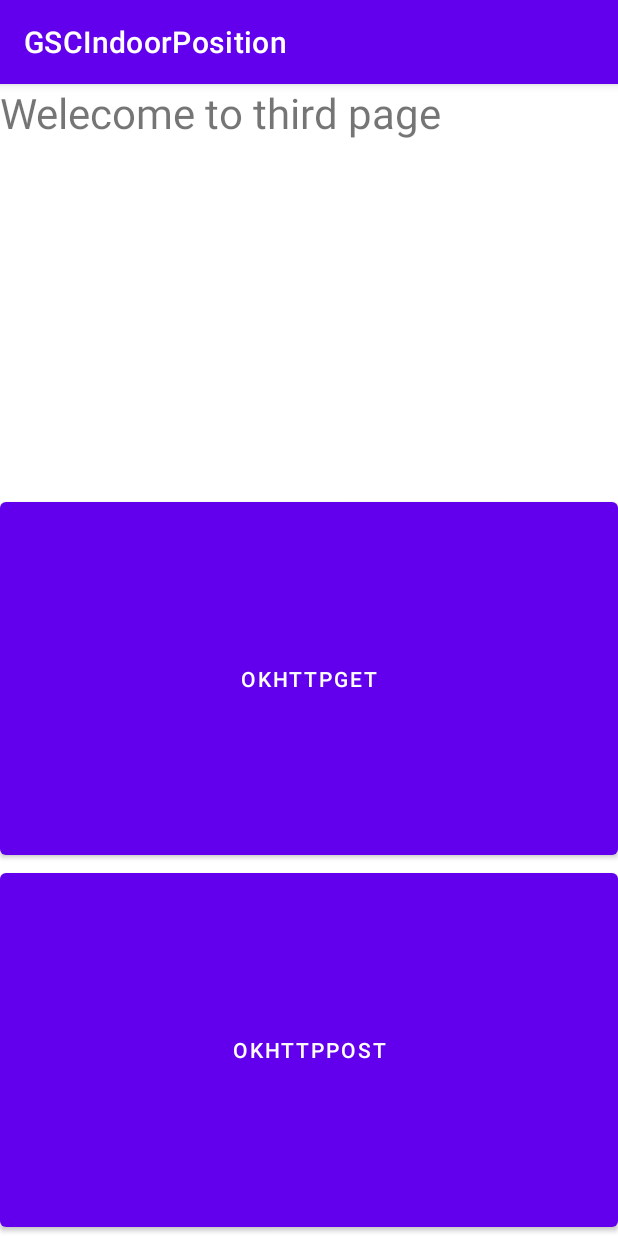
After one commit to HAYU9013/IndoorPosition-Kotlin, an Android app: the ThirdPageActivity screen opened directly, with no data from a screen before it, on a phone screen of 412 x 824 dp. The commit adds this screen. Run offline under Robolectric (Android 15) with nearby library versions, the phone set to English and light mode, and no system bars.

Commit message:
feat: okHttp get method

```diff
--- a/app/build.gradle
+++ b/app/build.gradle
@@ -44,6 +44,7 @@ dependencies {
     implementation 'androidx.gridlayout:gridlayout:1.0.0'
     implementation 'com.squareup.retrofit2:converter-gson:2.9.0'
     implementation 'com.squareup.retrofit2:retrofit:2.9.0'
+    implementation "com.squareup.okhttp3:okhttp:4.9.3"
     testImplementation 'junit:junit:4.13.2'
     androidTestImplementation 'androidx.test.ext:junit:1.1.5'
     androidTestImplementation 'androidx.test.espresso:espresso-core:3.5.1'
--- a/app/src/main/AndroidManifest.xml
+++ b/app/src/main/AndroidManifest.xml
@@ -29,7 +29,7 @@
             android:name=".SecondPage">
         </activity>
         <activity
-            android:name=".thirdPage">
+            android:name=".ThirdPageActivity">
         </activity>
     </application>
 
--- /dev/null
+++ b/app/src/main/java/com/example/gscindoorposition/ThirdPageActivity.kt
@@ -0,0 +1,39 @@
+package com.example.gscindoorposition
+
+import android.os.Bundle
+import android.view.View
+import androidx.appcompat.app.AppCompatActivity
+import kotlinx.coroutines.Dispatchers
+import kotlinx.coroutines.GlobalScope
+import kotlinx.coroutines.launch
+import okhttp3.Dispatcher
+import okhttp3.OkHttpClient
+import okhttp3.Request
+
+class ThirdPageActivity : AppCompatActivity() {
+
+    val client = OkHttpClient.Builder().build()
+
+    override fun onCreate(savedInstanceState: Bundle?) {
+        super.onCreate(savedInstanceState)
+        setContentView(R.layout.third_page)
+    }
+
+    fun OkHttpGetFun(view: View){
+        println("ok http get")
+        GlobalScope.launch(Dispatchers.IO) {
+            val request = Request.Builder()
+                .url("https://jsonplaceholder.typicode.com/posts")
+                .build()
+            try{
+                val response = client.newCall(request).execute()
+                println(response.body?.string())
+            } catch (e: Exception){
+                e.printStackTrace()
+            }
+
+        }
+
+    }
+
+}
--- /dev/null
+++ b/app/src/main/res/layout/third_page.xml
@@ -0,0 +1,30 @@
+<?xml version="1.0" encoding="utf-8"?>
+<LinearLayout xmlns:android="http://schemas.android.com/apk/res/android"
+    android:layout_width="match_parent"
+    android:layout_height="match_parent"
+    android:orientation="vertical">
+
+    <TextView
+        android:id="@+id/welcometext"
+        android:layout_width="match_parent"
+        android:layout_height="73dp"
+        android:layout_weight="1"
+        android:text="Welecome to third page"
+        android:textSize="28dp" />
+
+    <Button
+        android:id="@+id/OkHttpGet"
+        android:layout_width="match_parent"
+        android:layout_height="wrap_content"
+        android:layout_weight="1"
+        android:onClick="OkHttpGetFun"
+        android:text="OkHttpGet" />
+
+    <Button
+        android:id="@+id/OkHttpPost"
+        android:layout_width="match_parent"
+        android:layout_height="wrap_content"
+        android:layout_weight="1"
+        android:text="OkHttpPost" />
+
+</LinearLayout>
```
Also changed, not shown: app/src/main/java/com/example/gscindoorposition/MainActivity.kt (+7 -2 lines), app/src/main/res/layout/activity_main.xml (+7 -6 lines).
